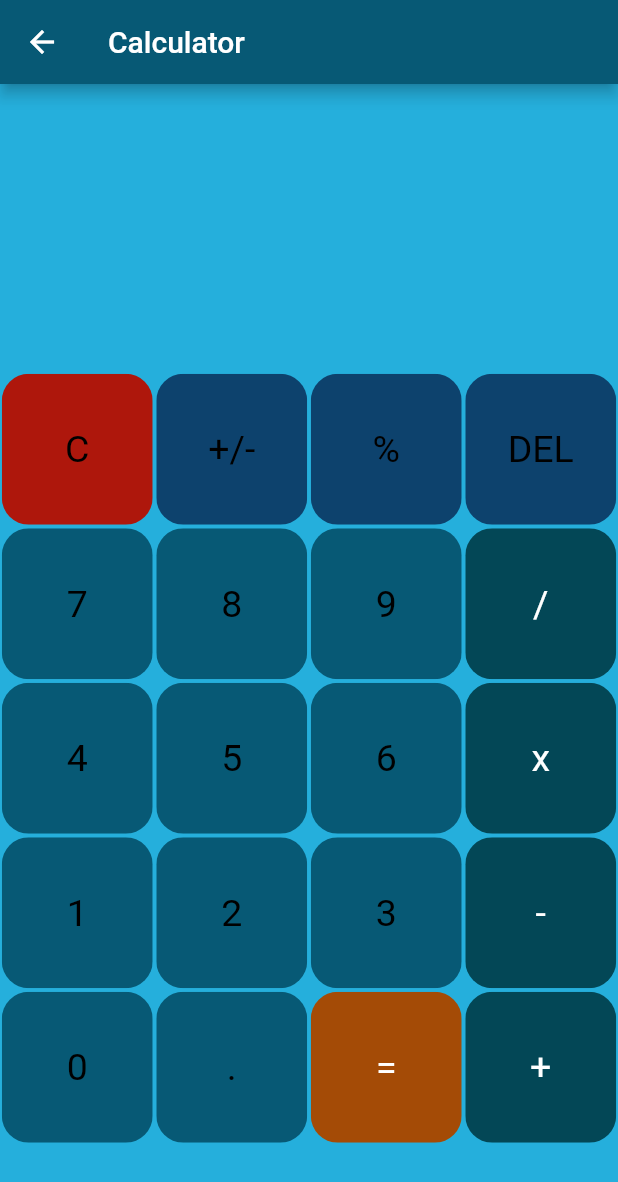
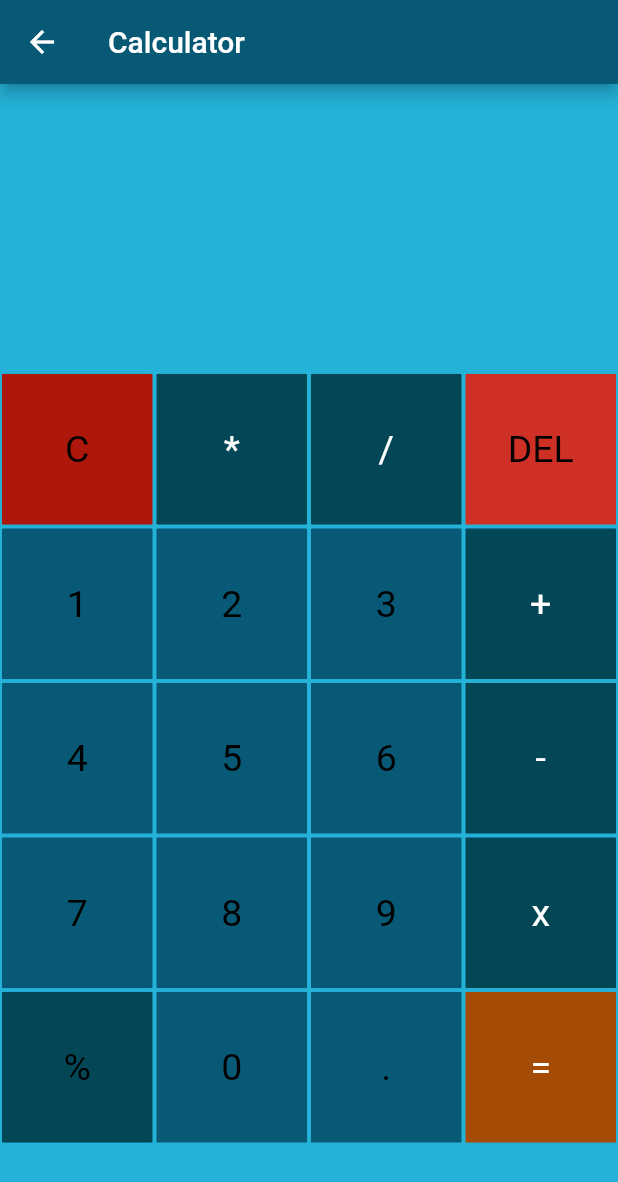
Before and after one commit to Ashok-gc/Flutter, a Flutter app: the screen it shows after launch, on a phone screen of 412 x 824 dp. Shown: the top 1182 px of the screen. Run offline on Flutter 3.47's test engine with Material 2 defaults, Android fonts, the light colour scheme and no system bars; our stand-ins replace fluttertoast, math_expressions, motion_toast; missing offline and left inert: dropdown_plus.

Commit message:
calculator final

```diff
--- a/lib/screens/button.dart
+++ b/lib/screens/button.dart
@@ -22,7 +22,7 @@ class MyButton extends StatelessWidget {
       child: Padding(
         padding: const EdgeInsets.all(1.2),
         child: ClipRRect(
-          borderRadius: BorderRadius.circular(18),
+          borderRadius: BorderRadius.circular(1),
           child: Container(
             color: color,
             child: Center(
--- a/lib/screens/calculator.dart
+++ b/lib/screens/calculator.dart
@@ -16,25 +16,25 @@ class _CalculatorScreenState extends State<CalculatorScreen> {
   // Array of button
   final List<String> buttons = [
     'C',
-    '+/-',
-    '%',
+    '*',
+    '/',
     'DEL',
+    '1',
+    '2',
+    '3',
+    '+',
+    '4',
+    '5',
+    '6',
+    '-',
     '7',
     '8',
     '9',
-    '/',
-    '4',
-    '5',
-    '6',
     'x',
-    '1',
-    '2',
-    '3',
-    '-',
+    '%',
     '0',
     '.',
     '=',
-    '+',
   ];
   @override
   Widget build(BuildContext context) {
@@ -43,7 +43,7 @@ class _CalculatorScreenState extends State<CalculatorScreen> {
         backgroundColor: const Color.fromARGB(255, 7, 89, 117),
         title: const Text("Calculator"),
       ),
-      backgroundColor: const Color.fromARGB(228, 11, 165, 216),
+      backgroundColor: const Color.fromARGB(225, 7, 168, 212),
       body: Column(
         children: <Widget>[
           Expanded(
@@ -52,21 +52,24 @@ class _CalculatorScreenState extends State<CalculatorScreen> {
                 mainAxisAlignment: MainAxisAlignment.spaceEvenly,
                 children: <Widget>[
                   Container(
-                    padding: const EdgeInsets.all(2),
+                    padding: const EdgeInsets.all(18),
+                    // color: const Color.fromARGB(255, 7, 89, 117),
                     alignment: Alignment.centerRight,
                     child: Text(
                       userInput,
-                      style: const TextStyle(fontSize: 18, color: Colors.white),
+                      style: const TextStyle(
+                          fontSize: 28, color: Color.fromARGB(255, 0, 0, 0)),
                     ),
                   ),
                   Container(
-                    padding: const EdgeInsets.all(15),
+                    padding: const EdgeInsets.all(18),
+                    // color: const Color.fromARGB(255, 7, 89, 117),
                     alignment: Alignment.centerRight,
                     child: Text(
                       answer,
                       style: const TextStyle(
                           fontSize: 30,
-                          color: Color.fromARGB(255, 1, 0, 0),
+                          color: Color.fromARGB(255, 255, 255, 255),
                           fontWeight: FontWeight.bold),
                     ),
                   ),
@@ -82,6 +85,7 @@ class _CalculatorScreenState extends State<CalculatorScreen> {
                   gridDelegate: const SliverGridDelegateWithFixedCrossAxisCount(
                       crossAxisCount: 4),
                   itemBuilder: (BuildContext context, int index) {
+                    //Buttons Functions
                     // Clear Button
                     if (index == 0) {
                       return MyButton(
@@ -97,27 +101,6 @@ class _CalculatorScreenState extends State<CalculatorScreen> {
                       );
                     }
 
-                    // +/- button
-                    else if (index == 1) {
-                      return MyButton(
-                        buttonText: buttons[index],
-                        color: const Color.fromARGB(255, 13, 66, 109),
-                        textColor: Colors.black,
-                      );
-                    }
-                    // % Button
-                    else if (index == 2) {
-                      return MyButton(
-                        buttontapped: () {
-                          setState(() {
-                            userInput += buttons[index];
-                          });
-                        },
-                        buttonText: buttons[index],
-                        color: const Color.fromARGB(255, 13, 66, 109),
-                        textColor: Colors.black,
-                      );
-                    }
                     // Delete Button
                     else if (index == 3) {
                       return MyButton(
@@ -128,12 +111,39 @@ class _CalculatorScreenState extends State<CalculatorScreen> {
                           });
                         },
                         buttonText: buttons[index],
-                        color: const Color.fromARGB(255, 13, 66, 109),
+                        color: const Color.fromARGB(245, 214, 43, 31),
                         textColor: Colors.black,
                       );
                     }
-                    // Equal_to Button
-                    else if (index == 18) {
+
+                    // % Button
+                    else if (index == 16) {
+                      return MyButton(
+                        buttontapped: () {
+                          setState(() {
+                            userInput += buttons[index];
+                          });
+                        },
+                        buttonText: buttons[index],
+                        color: const Color.fromARGB(255, 3, 71, 86),
+                        textColor: Colors.black,
+                      );
+                    }
+                    // = Button
+                    else if (index == 1) {
+                      return MyButton(
+                        buttontapped: () {
+                          setState(() {
+                            equalPressed();
+                          });
+                        },
+                        buttonText: buttons[index],
+                        color: const Color.fromARGB(255, 3, 71, 86),
+                        textColor: Colors.white,
+                      );
+                    }
+                    // = Button
+                    else if (index == 19) {
                       return MyButton(
                         buttontapped: () {
                           setState(() {
```
